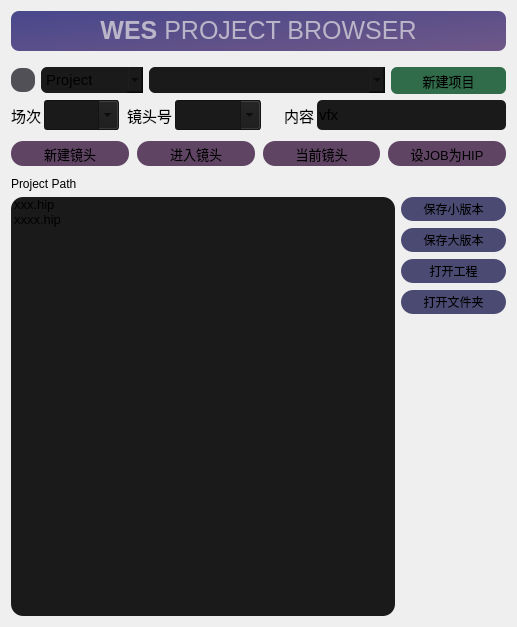
Old version of the form Plugins/WesLib/WesLib/python_panels/ui/Wes_ProjBrowser_ch.ui in the repository gaoyan2659365465/pyhoudini.
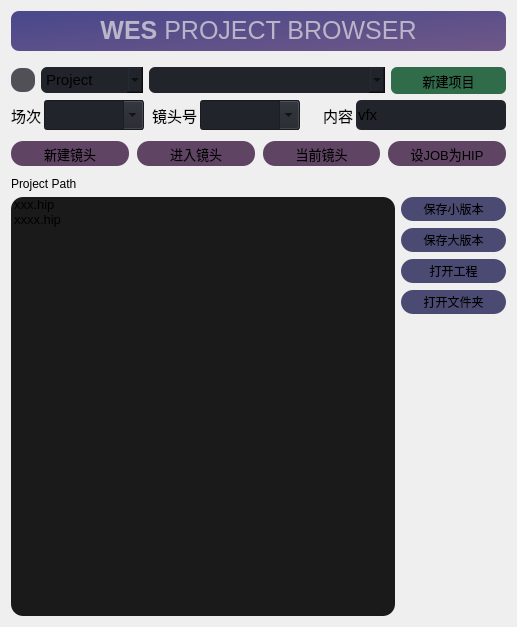
New version of the form.

What changed in the file:
```diff
--- a/Plugins/WesLib/WesLib/python_panels/ui/Wes_ProjBrowser_ch.ui
+++ b/Plugins/WesLib/WesLib/python_panels/ui/Wes_ProjBrowser_ch.ui
@@ -324,7 +324,7 @@
       <widget class="QComboBox" name="scene">
        <property name="minimumSize">
         <size>
-         <width>50</width>
+         <width>100</width>
          <height>30</height>
         </size>
        </property>
@@ -338,12 +338,15 @@
         <font>
          <family>Microsoft YaHei UI</family>
          <pointsize>11</pointsize>
+         <weight>50</weight>
+         <italic>false</italic>
+         <bold>false</bold>
         </font>
        </property>
        <property name="styleSheet">
         <string notr="true">QComboBox {
 font: 11pt &quot;Microsoft YaHei UI&quot;;
-background-color: rgb(26, 26, 26);
+background-color: rgb(33, 37, 43);
 }</string>
        </property>
        <property name="editable">
@@ -389,7 +392,7 @@
       <widget class="QComboBox" name="shot">
        <property name="minimumSize">
         <size>
-         <width>70</width>
+         <width>100</width>
          <height>30</height>
         </size>
        </property>
@@ -403,12 +406,15 @@
         <font>
          <family>Microsoft YaHei UI</family>
          <pointsize>11</pointsize>
+         <weight>50</weight>
+         <italic>false</italic>
+         <bold>false</bold>
         </font>
        </property>
        <property name="styleSheet">
         <string notr="true">QComboBox {
 font: 11pt &quot;Microsoft YaHei UI&quot;;
-background-color: rgb(26, 26, 26);
+background-color: rgb(33, 37, 43);
 }</string>
        </property>
        <property name="editable">
@@ -474,10 +480,13 @@
         <font>
          <family>Microsoft YaHei UI</family>
          <pointsize>11</pointsize>
+         <weight>50</weight>
+         <italic>false</italic>
+         <bold>false</bold>
         </font>
        </property>
        <property name="styleSheet">
-        <string notr="true">background-color: rgb(26, 26, 26);
+        <string notr="true">background-color: rgb(33, 37, 43);
 font: 11pt &quot;Microsoft YaHei UI&quot;;
 border-radius: 5px;
 border-style: none;
@@ -752,13 +761,16 @@
         <font>
          <family>Microsoft YaHei UI</family>
          <pointsize>11</pointsize>
+         <weight>50</weight>
+         <italic>false</italic>
+         <bold>false</bold>
         </font>
        </property>
        <property name="styleSheet">
         <string notr="true">QComboBox {
 border-radius: 6px;
 font: 11pt &quot;Microsoft YaHei UI&quot;;
-background-color: rgb(26, 26, 26);
+background-color: rgb(33, 37, 43);
 }
 
 QComboBox::drop-down {
@@ -796,12 +808,15 @@
         <font>
          <family>Microsoft YaHei UI</family>
          <pointsize>11</pointsize>
+         <weight>50</weight>
+         <italic>false</italic>
+         <bold>false</bold>
         </font>
        </property>
        <property name="styleSheet">
         <string notr="true">border-radius: 6px;
 font: 11pt &quot;Microsoft YaHei UI&quot;;
-background-color: rgb(26, 26, 26);</string>
+background-color: rgb(33, 37, 43);</string>
        </property>
       </widget>
      </item>
```
Left out of the diff: 24 changed lines with no effect on the pictures.
